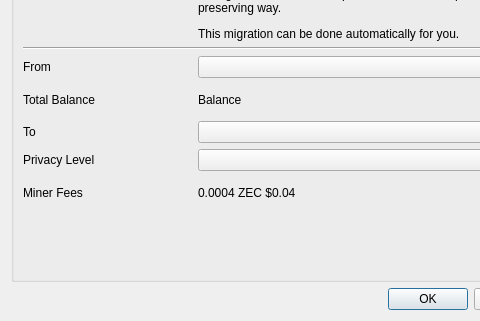
Qt form src/turnstile.ui (z-bitcoinz/BitcoinZ_Blue) before a commit; both pictures show x 0 to 480 and y 95 to 416 of the 565 by 416 pixel window.
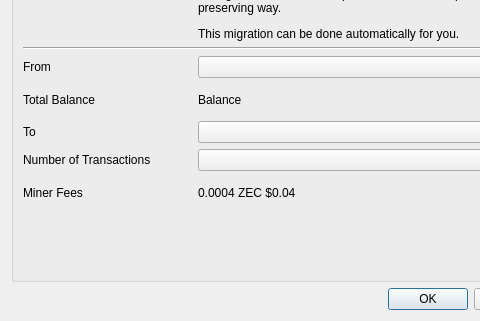
The same form after that commit.

Commit message: Drop good/excellent wording in turnstile migration

Patch:
```diff
--- a/src/turnstile.ui
+++ b/src/turnstile.ui
@@ -41,7 +41,7 @@
            </sizepolicy>
           </property>
           <property name="text">
-           <string>Privacy Level</string>
+           <string>Number of Transactions</string>
           </property>
          </widget>
         </item>
```
The commit also changes 1 other file.
